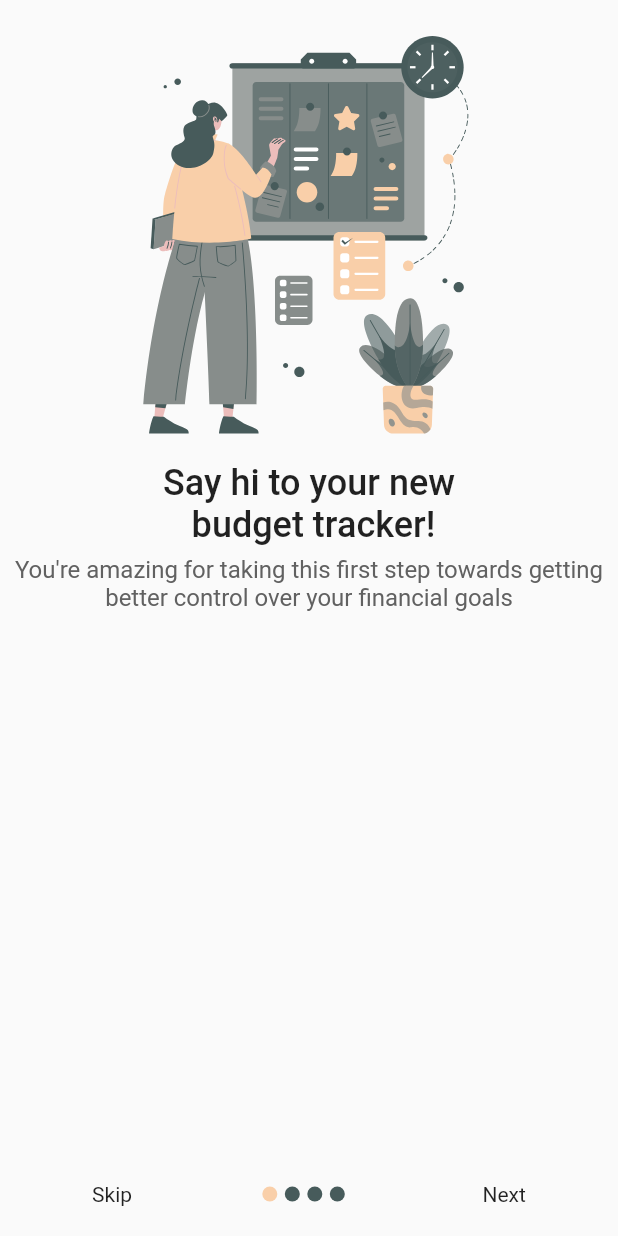
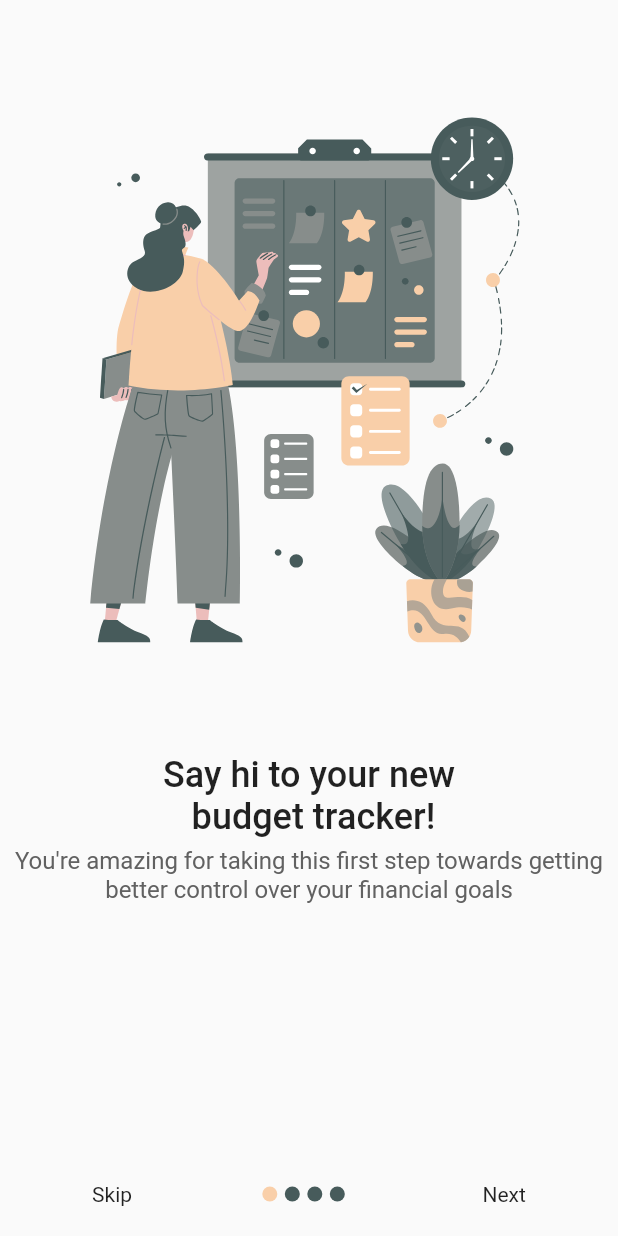
Before and after one commit to bibhutirajbhandari/Pocket-Money-Flutter, a Flutter app: the screen it shows after launch, on a phone screen of 412 x 824 dp. Run offline on Flutter 3.47's test engine with Material 2 defaults, Android fonts, the phone set to English and light mode, and no system bars; our stand-ins replace flutter_svg, shared_preferences.

Commit message:
updated onboarding img to be responsive

```diff
--- a/lib/screens/onboarding_screen.dart
+++ b/lib/screens/onboarding_screen.dart
@@ -39,7 +39,7 @@ class _OnboardingScreenState extends State<OnboardingScreen> {
 
   @override
   Widget build(BuildContext context) {
-    SizeConfig().init(context);
+    // SizeConfig().init(context);
     // double sizeH = SizeConfig.blockSizeH!;
 
     return Scaffold(
@@ -165,9 +165,13 @@ class OnboardContent extends StatelessWidget {
 
   @override
   Widget build(BuildContext context) {
+    SizeConfig().init(context);
     return Column(
       children: [
-        SvgPicture.asset(image, height: 300),
+        SvgPicture.asset(
+          image,
+          height: SizeConfig.screenHeight! * 0.6,
+        ),
         // const Spacer(),
         Text(
           title,
```
